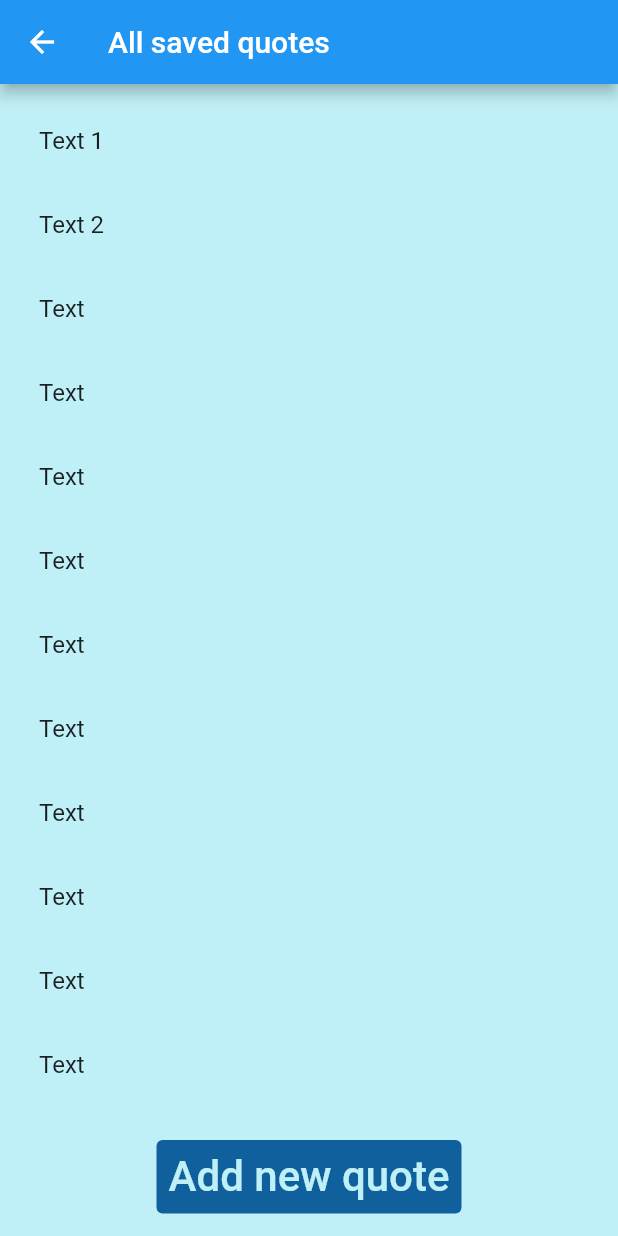
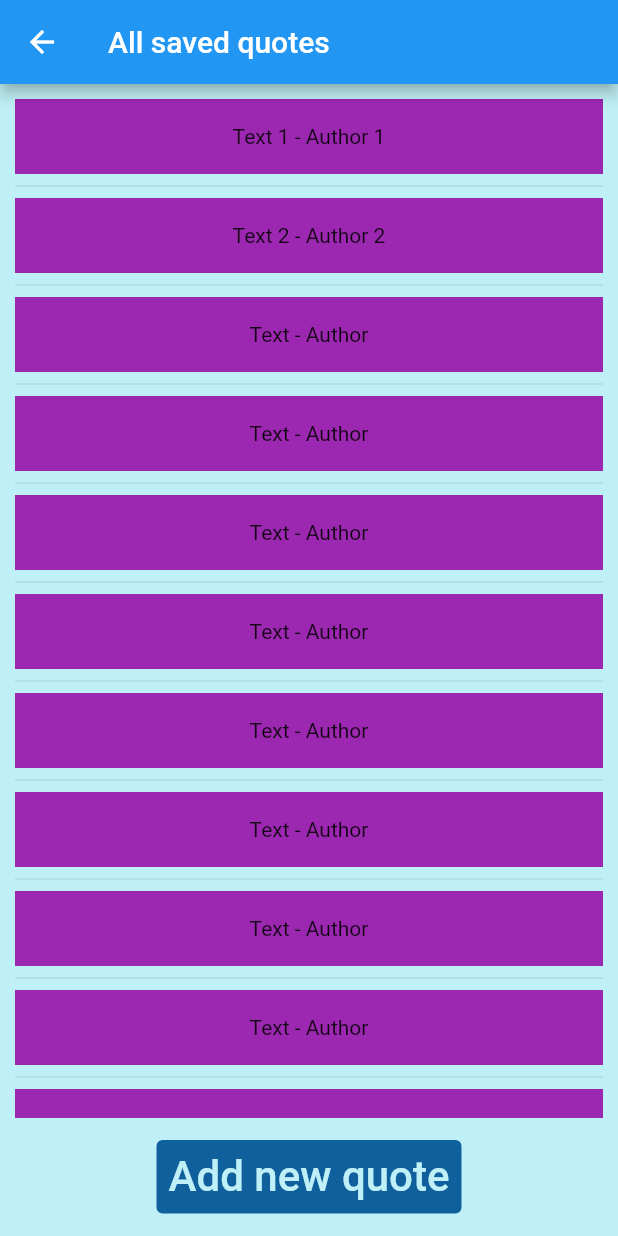
Before and after one commit to z1kolarova/QuoteAppFlutter, a Flutter app: the AllQuotesScreen screen opened directly, on a phone screen of 412 x 824 dp. Run offline on Flutter 3.47's test engine with Material 2 defaults, Android fonts, the phone set to English and light mode, and no system bars; network calls fail.

Commit message:
Experimental aesthetic changes

```diff
--- a/quote_app_flutter/lib/all_quotes.dart
+++ /dev/null
@@ -1,79 +0,0 @@
-import 'package:flutter/material.dart';
-import 'package:quote_app_flutter/components/all_quotes_listview.dart';
-import 'package:quote_app_flutter/quote.dart';
-
-class AllQuotesScreen extends StatefulWidget {
-  const AllQuotesScreen({super.key});
-
-  @override
-  State<StatefulWidget> createState() => AllQuotesScreenState();
-}
-
-class AllQuotesScreenState extends State<AllQuotesScreen> {
-  @override
-  Widget build(BuildContext context) {
-    return Scaffold(
-      appBar: AppBar(
-        title: const Text('All saved quotes'),
-      ),
-      body:Column(
-
-          mainAxisAlignment: MainAxisAlignment.center,
-          children: <Widget>[
-            Expanded(child:
-            AllQuotesListView(items: list)),
-            buildMenuButton('Add new quote', () {})
-          ],
-        ),
-    );
-  }
-
-  static List<Quote> list = <Quote>[
-    Quote('Text 1','Author 1'),
-    Quote('Text 2','Author 2'),
-    Quote('Text','Author'),
-    Quote('Text','Author'),
-    Quote('Text','Author'),
-    Quote('Text','Author'),
-    Quote('Text','Author'),
-    Quote('Text','Author'),
-    Quote('Text','Author'),
-    Quote('Text','Author'),
-    Quote('Text','Author'),
-    Quote('Text','Author'),
-    Quote('Text','Author'),
-    Quote('Text','Author'),
-    Quote('Text','Author'),
-    Quote('Text','Author'),
-    Quote('Text','Author'),
-    Quote('Text','Author'),
-    Quote('Text','Author'),
-    Quote('Text','Author'),
-    Quote('Text','Author'),
-    Quote('Text','Author'),
-    Quote('Text','Author'),
-    Quote('Text','Author'),
-    Quote('Text','Author'),
-    Quote('Text','Author'),
-    Quote('Text','Author'),
-    Quote('Text','Author'),
-    Quote('Text','Author'),
-    Quote('Text','Author'),
-    Quote('Text','Author')
-  ];
-
-  Widget buildMenuButton(String text, void Function()? onPressed) {
-    return Padding(
-        padding: const EdgeInsets.all(15),
-        child: TextButton(
-            onPressed: onPressed,
-            style: myButtonStyle(),
-            child: Text(text, textScaleFactor: 2)));
-  }
-
-  ButtonStyle? myButtonStyle() {
-    return TextButton.styleFrom(
-        backgroundColor: const Color(0xFF10609D),
-        foregroundColor: const Color(0xFFC0F0F7));
-  }
-}
--- a/quote_app_flutter/lib/components/all_quotes_listview.dart
+++ b/quote_app_flutter/lib/components/all_quotes_listview.dart
@@ -1,5 +1,5 @@
 import 'package:flutter/material.dart';
-import 'package:quote_app_flutter/quote.dart';
+import 'package:quote_app_flutter/model/quote.dart';
 
 class AllQuotesListView extends StatelessWidget {
   final List<Quote> items;
@@ -8,13 +8,19 @@ class AllQuotesListView extends StatelessWidget {
 
   @override
   Widget build(BuildContext context) {
-    return ListView.builder(
-        padding: const EdgeInsets.all(10),
-        itemCount: items.length,
-        itemBuilder: (context, index) {
-          return ListTile(
-            title: Text(items[index].text),
-          );
-        });
+    return ListView.separated(
+      padding: const EdgeInsets.all(10),
+      itemCount: items.length,
+      itemBuilder: (context, index) {
+        return Container(
+            height: 50,
+            color: Colors.purple,
+            child: Center(
+                child: Text('${items[index].text} - ${items[index].author}')));
+      },
+      separatorBuilder: (BuildContext context, int index) {
+        return const Divider();
+      },
+    );
   }
 }
--- a/quote_app_flutter/lib/zen_quotes_api_client.dart
+++ b/quote_app_flutter/lib/model/zen_quotes_api_client.dart
@@ -1,6 +1,6 @@
 import 'dart:convert';
 
-import 'package:quote_app_flutter/quote.dart';
+import 'package:quote_app_flutter/model/quote.dart';
 import 'package:http/http.dart' as http;
 
 class ZenQuotesAPIClient {
--- /dev/null
+++ b/quote_app_flutter/lib/screens/all_quotes_screen.dart
@@ -0,0 +1,77 @@
+import 'package:flutter/material.dart';
+import 'package:quote_app_flutter/components/all_quotes_listview.dart';
+import 'package:quote_app_flutter/model/quote.dart';
+
+class AllQuotesScreen extends StatefulWidget {
+  const AllQuotesScreen({super.key});
+
+  @override
+  State<StatefulWidget> createState() => AllQuotesScreenState();
+}
+
+class AllQuotesScreenState extends State<AllQuotesScreen> {
+  @override
+  Widget build(BuildContext context) {
+    return Scaffold(
+      appBar: AppBar(
+        title: const Text('All saved quotes'),
+      ),
+      body: Column(
+        mainAxisAlignment: MainAxisAlignment.center,
+        children: <Widget>[
+          Expanded(child: AllQuotesListView(items: list)),
+          buildMenuButton('Add new quote', () {})
+        ],
+      ),
+    );
+  }
+
+  static List<Quote> list = <Quote>[
+    Quote('Text 1', 'Author 1'),
+    Quote('Text 2', 'Author 2'),
+    Quote('Text', 'Author'),
+    Quote('Text', 'Author'),
+    Quote('Text', 'Author'),
+    Quote('Text', 'Author'),
+    Quote('Text', 'Author'),
+    Quote('Text', 'Author'),
+    Quote('Text', 'Author'),
+    Quote('Text', 'Author'),
+    Quote('Text', 'Author'),
+    Quote('Text', 'Author'),
+    Quote('Text', 'Author'),
+    Quote('Text', 'Author'),
+    Quote('Text', 'Author'),
+    Quote('Text', 'Author'),
+    Quote('Text', 'Author'),
+    Quote('Text', 'Author'),
+    Quote('Text', 'Author'),
+    Quote('Text', 'Author'),
+    Quote('Text', 'Author'),
+    Quote('Text', 'Author'),
+    Quote('Text', 'Author'),
+    Quote('Text', 'Author'),
+    Quote('Text', 'Author'),
+    Quote('Text', 'Author'),
+    Quote('Text', 'Author'),
+    Quote('Text', 'Author'),
+    Quote('Text', 'Author'),
+    Quote('Text', 'Author'),
+    Quote('Text', 'Author')
+  ];
+
+  Widget buildMenuButton(String text, void Function()? onPressed) {
+    return Padding(
+        padding: const EdgeInsets.all(15),
+        child: TextButton(
+            onPressed: onPressed,
+            style: myButtonStyle(),
+            child: Text(text, textScaleFactor: 2)));
+  }
+
+  ButtonStyle? myButtonStyle() {
+    return TextButton.styleFrom(
+        backgroundColor: const Color(0xFF10609D),
+        foregroundColor: const Color(0xFFC0F0F7));
+  }
+}
--- a/quote_app_flutter/lib/screens/main_screen.dart
+++ b/quote_app_flutter/lib/screens/main_screen.dart
@@ -1,5 +1,5 @@
 import 'package:flutter/material.dart';
-import 'package:quote_app_flutter/all_quotes.dart';
+import 'package:quote_app_flutter/screens/all_quotes_screen.dart';
 import 'package:quote_app_flutter/components/quote_of_the_day.dart';
 
 class MainScreen extends StatefulWidget {
```
Also changed, not shown: quote_app_flutter/lib/components/quote_of_the_day.dart (+6 -8 lines), quote_app_flutter/lib/model/quote.dart (renamed from quote_app_flutter/lib/quote.dart).
